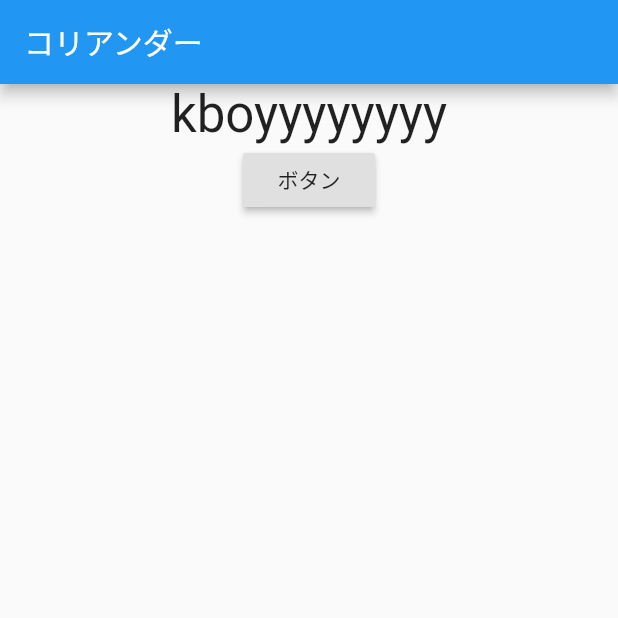
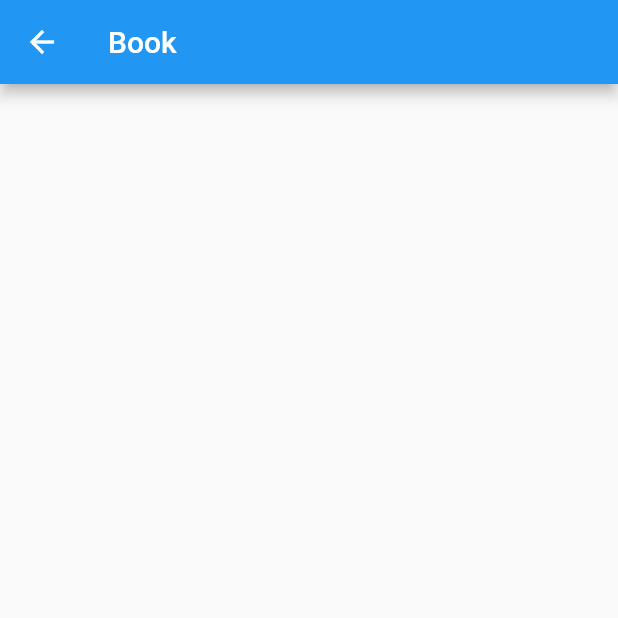
Before and after one commit to tsuyo625/coriander, a Flutter app: the screen it shows after launch, after a tap on "ボタン", on a phone screen of 412 x 824 dp, the top half of it. Run offline on Flutter 3.47's test engine with Material 2 defaults, Android fonts, the phone set to English and light mode, and no system bars; our stand-ins replace cloud_firestore; accounts and stored records are empty.

Commit message:
BookModel追加

```diff
--- /dev/null
+++ b/lib/book.dart
@@ -0,0 +1,5 @@
+class Book {
+  Book(this.title);
+
+  String title;
+}
--- /dev/null
+++ b/lib/book_list_model.dart
@@ -0,0 +1,14 @@
+import 'package:cloud_firestore/cloud_firestore.dart';
+import 'package:coriander/book.dart';
+import 'package:flutter/material.dart';
+
+class BookListModel extends ChangeNotifier {
+  List<Book> books = [];
+
+  Future fetchBooks() async {
+    final docs = await Firestore.instance.collection('books').getDocuments();
+    final books = docs.documents.map((doc) => Book(doc['title'])).toList();
+    this.books = books;
+    notifyListeners();
+  }
+}
--- /dev/null
+++ b/lib/book_list_page.dart
@@ -0,0 +1,30 @@
+import 'package:coriander/book_list_model.dart';
+import 'package:flutter/material.dart';
+import 'package:provider/provider.dart';
+
+class BookListPage extends StatelessWidget {
+  @override
+  Widget build(BuildContext context) {
+    return ChangeNotifierProvider<BookListModel>(
+      create: (_) => BookListModel()..fetchBooks(),
+      child: Scaffold(
+        appBar: AppBar(
+          title: Text('Book'),
+        ),
+        body: Consumer<BookListModel>(
+          builder: (context, model, child) {
+            final books = model.books;
+            final listTiles = books
+                .map(
+                  (book) => ListTile(
+                    title: Text(book.title),
+                  ),
+                )
+                .toList();
+            return ListView(children: listTiles);
+          },
+        ),
+      ),
+    );
+  }
+}
--- a/lib/main.dart
+++ b/lib/main.dart
@@ -1,3 +1,4 @@
+import 'package:coriander/book_list_page.dart';
 import 'package:coriander/main_model.dart';
 import 'package:flutter/material.dart';
 import 'package:provider/provider.dart';
@@ -33,7 +34,7 @@ class MyApp extends StatelessWidget {
                     RaisedButton(
                       child: Text('ボタン'),
                       onPressed: (){
-                        model.changeKboyText();
+                        Navigator.push(context, MaterialPageRoute(builder: (context) => BookListPage() ));
                       },
                     )
                   ],
--- a/pubspec.yaml
+++ b/pubspec.yaml
@@ -12,6 +12,8 @@ dependencies:
     sdk: flutter
   cupertino_icons: ^1.0.0
   provider: ^4.1.3
+  firebase_core: ^0.4.4
+  cloud_firestore: ^0.13.6
 
 dev_dependencies:
   flutter_test:
```
Also changed, not shown: pubspec.lock, 10 other files.
